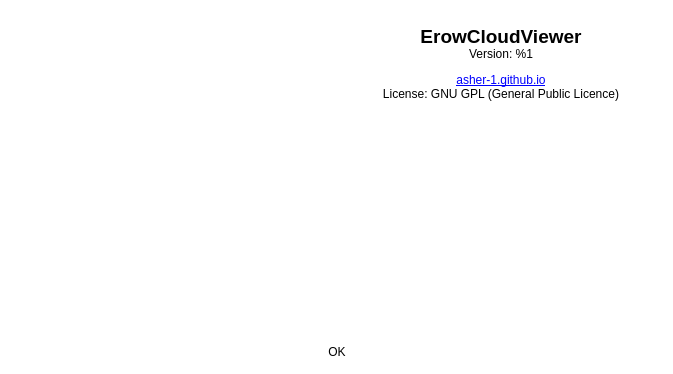
First picture: the form in eCV/ui_templates/aboutDlg.ui, repository Asher-1/ACloudViewer, before the edit.
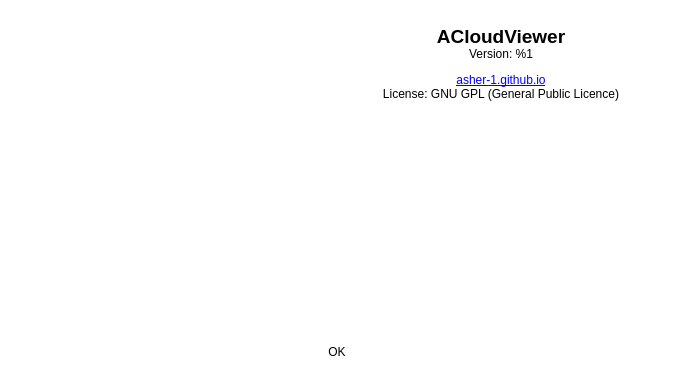
Second picture: the form after the edit. Icons and pictures are not drawn.

Commit message: rename ErowCloudViewer to ACloudViewer

The edit to the form file:
```diff
--- a/eCV/ui_templates/aboutDlg.ui
+++ b/eCV/ui_templates/aboutDlg.ui
@@ -44,7 +44,7 @@
      <item>
       <widget class="QLabel" name="labelText">
        <property name="text">
-        <string>&lt;html&gt;&lt;head/&gt;&lt;body&gt;&lt;p align=&quot;center&quot;&gt;&lt;img src=&quot;:/Resources/images/icon/cloudviewer_128.png&quot;/&gt;&lt;br/&gt;&lt;span style=&quot; font-size:14pt; font-weight:600;&quot;&gt;ErowCloudViewer&lt;/span&gt;&lt;br/&gt;Version: %1&lt;/p&gt;&lt;p align=&quot;center&quot;&gt;&lt;a href=&quot;http://asher-1.github.io&quot;&gt;&lt;img src=&quot;:/Resources/images/donate.png&quot; width=&quot;200&quot;/&gt;&lt;/a&gt;&lt;/p&gt;&lt;p align=&quot;center&quot;&gt;&lt;a href=&quot;http://asher-1.github.io&quot;&gt;&lt;span style=&quot; text-decoration: underline; color:#0000ff;&quot;&gt;asher-1.github.io&lt;br/&gt;&lt;/span&gt;&lt;/a&gt;License: GNU GPL (General Public Licence)&lt;/p&gt;&lt;/body&gt;&lt;/html&gt;</string>
+        <string>&lt;html&gt;&lt;head/&gt;&lt;body&gt;&lt;p align=&quot;center&quot;&gt;&lt;img src=&quot;:/Resources/images/icon/cloudviewer_128.png&quot;/&gt;&lt;br/&gt;&lt;span style=&quot; font-size:14pt; font-weight:600;&quot;&gt;ACloudViewer&lt;/span&gt;&lt;br/&gt;Version: %1&lt;/p&gt;&lt;p align=&quot;center&quot;&gt;&lt;a href=&quot;http://asher-1.github.io&quot;&gt;&lt;img src=&quot;:/Resources/images/donate.png&quot; width=&quot;200&quot;/&gt;&lt;/a&gt;&lt;/p&gt;&lt;p align=&quot;center&quot;&gt;&lt;a href=&quot;http://asher-1.github.io&quot;&gt;&lt;span style=&quot; text-decoration: underline; color:#0000ff;&quot;&gt;asher-1.github.io&lt;br/&gt;&lt;/span&gt;&lt;/a&gt;License: GNU GPL (General Public Licence)&lt;/p&gt;&lt;/body&gt;&lt;/html&gt;</string>
        </property>
        <property name="openExternalLinks">
         <bool>true</bool>
```
The commit also changes 187 other files.
